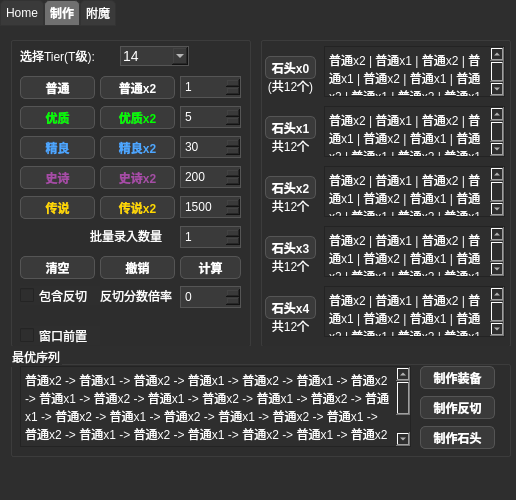
Seymour-ye/shoptitans, file Qt_MVC_cscalc/ui/main_window.ui: the form before one commit.
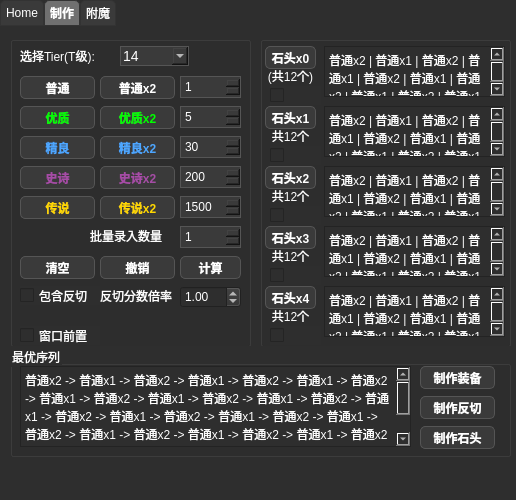
The form after the commit. The open tabs and pages were chosen to show the change.

Commit message: Add Sequence Marks, Finished Sequence Calculator, Add WindowStickOnTop functionality.

```diff
--- a/Qt_MVC_cscalc/ui/main_window.ui
+++ b/Qt_MVC_cscalc/ui/main_window.ui
@@ -1062,7 +1062,7 @@
         <string>反切分数倍率</string>
        </property>
       </widget>
-      <widget class="QSpinBox" name="back_switch_rate_selection">
+      <widget class="QDoubleSpinBox" name="back_switch_rate_selection">
        <property name="geometry">
         <rect>
          <x>170</x>
@@ -1072,7 +1072,13 @@
         </rect>
        </property>
        <property name="maximum">
-        <number>2</number>
+        <double>2.000000000000000</double>
+       </property>
+       <property name="singleStep">
+        <double>0.100000000000000</double>
+       </property>
+       <property name="value">
+        <double>1.000000000000000</double>
        </property>
       </widget>
       <widget class="QSpinBox" name="multi_entry_amount_selection">
@@ -1122,7 +1128,7 @@
        <property name="geometry">
         <rect>
          <x>5</x>
-         <y>20</y>
+         <y>10</y>
          <width>51</width>
          <height>23</height>
         </rect>
@@ -1135,7 +1141,7 @@
        <property name="geometry">
         <rect>
          <x>5</x>
-         <y>80</y>
+         <y>70</y>
          <width>51</width>
          <height>23</height>
         </rect>
@@ -1148,7 +1154,7 @@
        <property name="geometry">
         <rect>
          <x>5</x>
-         <y>140</y>
+         <y>130</y>
          <width>51</width>
          <height>23</height>
         </rect>
@@ -1161,7 +1167,7 @@
        <property name="geometry">
         <rect>
          <x>5</x>
-         <y>200</y>
+         <y>190</y>
          <width>51</width>
          <height>23</height>
         </rect>
@@ -1174,7 +1180,7 @@
        <property name="geometry">
         <rect>
          <x>5</x>
-         <y>260</y>
+         <y>250</y>
          <width>51</width>
          <height>23</height>
         </rect>
@@ -1187,7 +1193,7 @@
        <property name="geometry">
         <rect>
          <x>5</x>
-         <y>40</y>
+         <y>30</y>
          <width>51</width>
          <height>20</height>
         </rect>
@@ -1207,7 +1213,7 @@
        <property name="geometry">
         <rect>
          <x>5</x>
-         <y>100</y>
+         <y>90</y>
          <width>51</width>
          <height>20</height>
         </rect>
@@ -1227,7 +1233,7 @@
        <property name="geometry">
         <rect>
          <x>5</x>
-         <y>160</y>
+         <y>150</y>
          <width>51</width>
          <height>20</height>
         </rect>
@@ -1247,7 +1253,7 @@
        <property name="geometry">
         <rect>
          <x>5</x>
-         <y>220</y>
+         <y>210</y>
          <width>51</width>
          <height>20</height>
         </rect>
@@ -1267,7 +1273,7 @@
        <property name="geometry">
         <rect>
          <x>5</x>
-         <y>280</y>
+         <y>270</y>
          <width>51</width>
          <height>20</height>
         </rect>
@@ -1398,6 +1404,71 @@
 &lt;p style=&quot; margin-top:0px; margin-bottom:0px; margin-left:0px; margin-right:0px; -qt-block-indent:0; text-indent:0px;&quot;&gt;普通x2 | 普通x1 | 普通x2 | 普通x1 | 普通x2 | 普通x1 | 普通x2 | 普通x1 | 普通x2 | 普通x1 | 普通x2 | 普通x1 | 普通x2 | 普通x1 | 普通x2 | 普通x1 | 普通x2 | 普通x1 | 普通x2 | 普通x1 | 普通x2 | 普通x1 | 普通x2 | 普通x1 | 普通x2 | 普通x1 | 普通x2 | 普通x1 | 普通x2 | 普通x1 | 普通x2 | 普通x1 | 普通x2 | 普通x1 | 普通x2 | 普通x1 | 普通x2 | 普通x1 | 普通x2 | 普通x1 | 普通x2 | 普通x1 | &lt;/p&gt;&lt;/body&gt;&lt;/html&gt;</string>
        </property>
       </widget>
+      <widget class="QCheckBox" name="sequence_0_mark">
+       <property name="geometry">
+        <rect>
+         <x>10</x>
+         <y>50</y>
+         <width>51</width>
+         <height>19</height>
+        </rect>
+       </property>
+       <property name="text">
+        <string/>
+       </property>
+      </widget>
+      <widget class="QCheckBox" name="sequence_1_mark">
+       <property name="geometry">
+        <rect>
+         <x>10</x>
+         <y>110</y>
+         <width>51</width>
+         <height>19</height>
+        </rect>
+       </property>
+       <property name="text">
+        <string/>
+       </property>
+      </widget>
+      <widget class="QCheckBox" name="sequence_2_mark">
+       <property name="geometry">
+        <rect>
+         <x>10</x>
+         <y>170</y>
+         <width>51</width>
+         <height>19</height>
+        </rect>
+       </property>
+       <property name="text">
+        <string/>
+       </property>
+      </widget>
+      <widget class="QCheckBox" name="sequence_3_mark">
+       <property name="geometry">
+        <rect>
+         <x>10</x>
+         <y>230</y>
+         <width>51</width>
+         <height>19</height>
+        </rect>
+       </property>
+       <property name="text">
+        <string/>
+       </property>
+      </widget>
+      <widget class="QCheckBox" name="sequence_4_mark">
+       <property name="geometry">
+        <rect>
+         <x>10</x>
+         <y>290</y>
+         <width>51</width>
+         <height>19</height>
+        </rect>
+       </property>
+       <property name="text">
+        <string/>
+       </property>
+      </widget>
      </widget>
      <widget class="QGroupBox" name="best_craft_sequence_groupbox">
       <property name="geometry">
```
Left out of the diff: 2 changed lines with no effect on the pictures. The commit also changes 5 other files.
